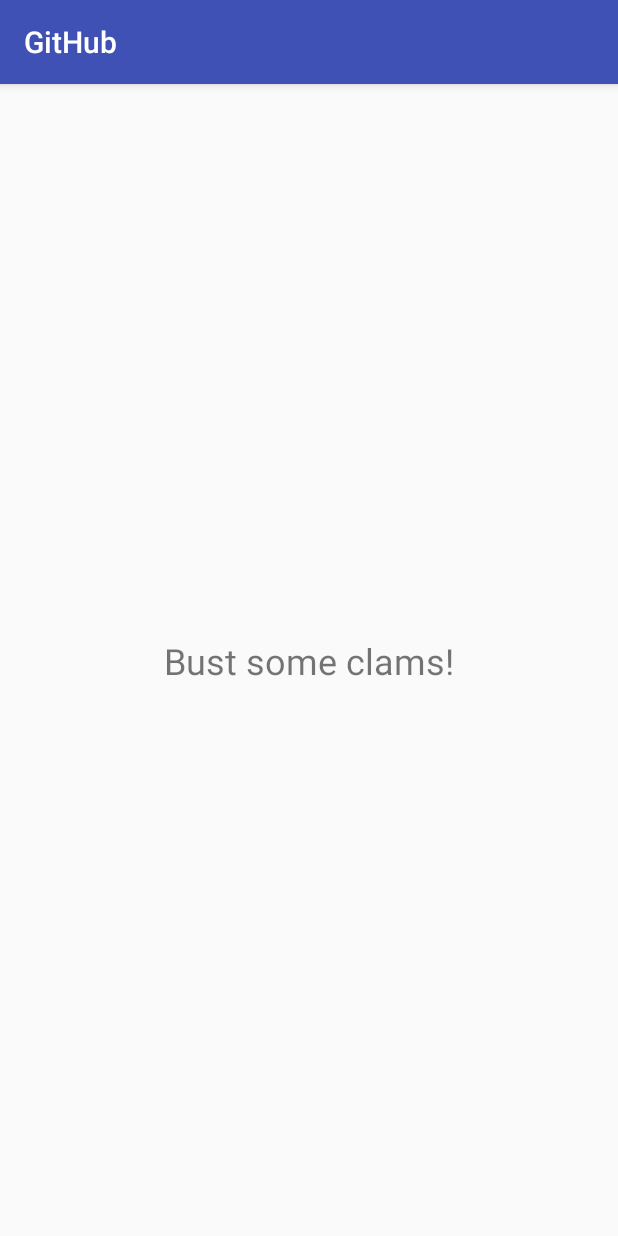
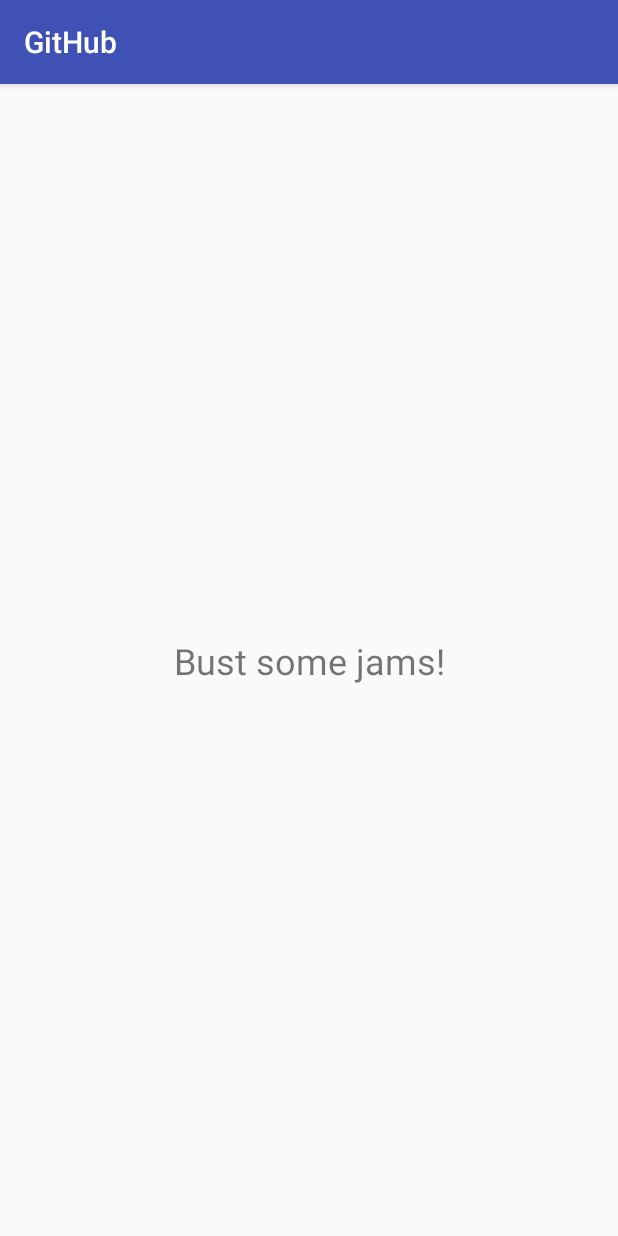
Before and after one commit to faiz0r/GitHub, an Android app: the screen it shows after launch (MainActivity), on a phone screen of 412 x 824 dp. Run offline under Robolectric (Android 15) with nearby library versions, the phone set to English and light mode, and no system bars.

Commit message:
Changed the label to text to "jam"

```diff
--- a/app/src/main/res/layout/activity_main.xml
+++ b/app/src/main/res/layout/activity_main.xml
@@ -9,7 +9,7 @@
     <TextView
         android:layout_width="wrap_content"
         android:layout_height="wrap_content"
-        android:text="Bust some clams!"
+        android:text="Bust some jams!"
         android:textSize="24sp"
         app:layout_constraintBottom_toBottomOf="parent"
         app:layout_constraintLeft_toLeftOf="parent"
```
